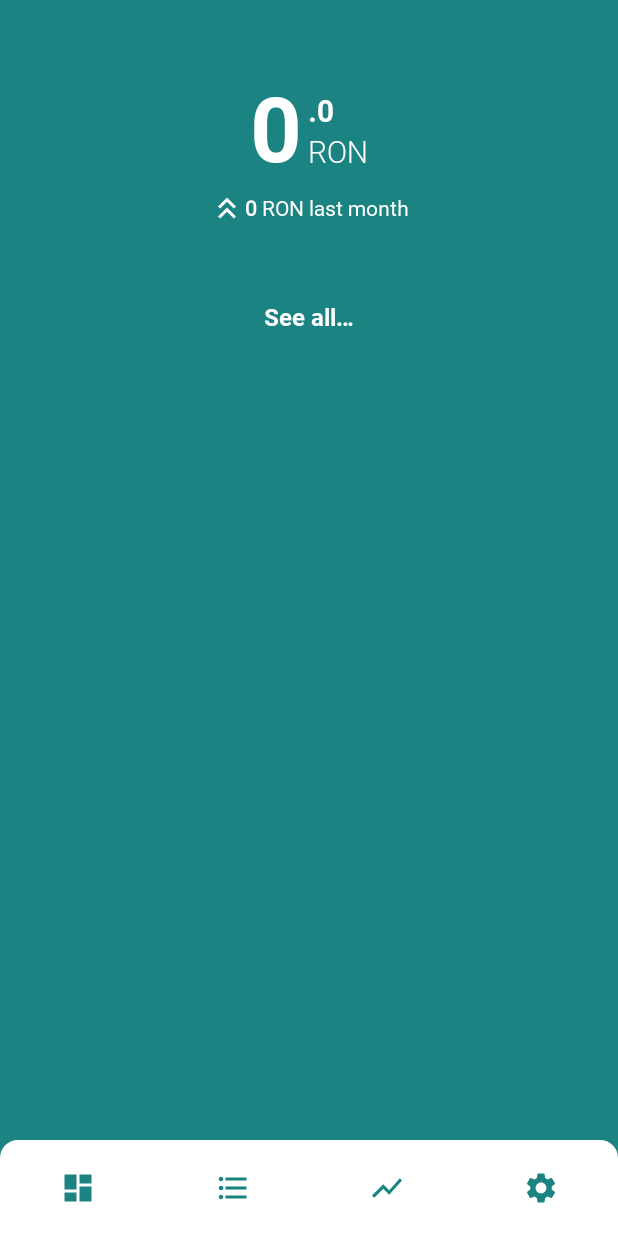
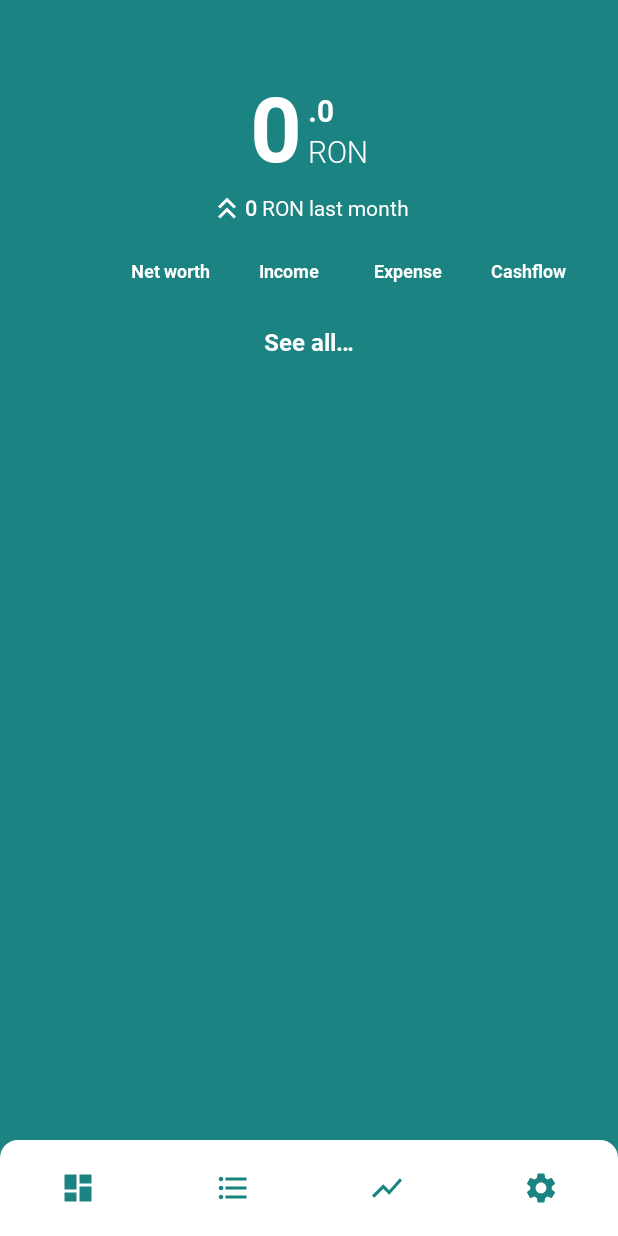
Before and after one commit to alexandru-rotariu-5/Finkeepy, an Android app: the screen it shows after launch (MainActivity), on a phone screen of 412 x 824 dp. Run offline under Robolectric (Android 15) with nearby library versions, the phone set to English and light mode, and no system bars; our stand-ins replace Dagger/Hilt's generated code, Firebase (no records; nobody signed in at launch, a user with empty details on screens opened directly); 2 statements that could not run were skipped.

Commit message:
Implemented record lables

```diff
--- a/app/src/main/java/com/alexrotariu/finkeepy/ui/RecordsAdapter.kt
+++ b/app/src/main/java/com/alexrotariu/finkeepy/ui/RecordsAdapter.kt
@@ -53,6 +53,8 @@ class RecordAdapter(private val limit: Int = 10_000) :
     class RecordViewHolder(private val binding: ItemRecordBinding) :
         RecyclerView.ViewHolder(binding.root) {
 
+        private val dateFormat = SimpleDateFormat("MMM", Locale.getDefault())
+
         fun bind(record: Record, previousNetWorth: Double, isFirstItem: Boolean) {
             binding.llRecordData.background = if (isFirstItem) {
                 ContextCompat.getDrawable(binding.root.context, R.drawable.bg_record_data_white)
@@ -71,8 +73,7 @@ class RecordAdapter(private val limit: Int = 10_000) :
             binding.tvExpense.setTextColor(textColor)
             binding.tvCashflow.setTextColor(textColor)
 
-            binding.tvMonth.text =
-                SimpleDateFormat("MMM", Locale.getDefault()).format(record.timestamp)
+            binding.tvMonth.text = dateFormat.format(record.timestamp)
             binding.tvNetWorth.text = record.netWorth.format()
             binding.tvIncome.text = record.income.format()
             binding.tvExpense.text = record.getExpense(previousNetWorth).format()
--- a/app/src/main/res/layout/fragment_dashboard.xml
+++ b/app/src/main/res/layout/fragment_dashboard.xml
@@ -83,12 +83,24 @@
         app:layout_constraintTop_toBottomOf="@id/clNetWorth"
         tools:text="200 last month" />
 
+    <include
+        android:id="@+id/lRecordsLabels"
+        layout="@layout/header_record_list"
+        android:layout_width="0dp"
+        android:layout_height="wrap_content"
+        android:layout_marginStart="74dp"
+        android:layout_marginTop="24dp"
+        android:layout_marginEnd="20dp"
+        app:layout_constraintEnd_toEndOf="parent"
+        app:layout_constraintStart_toStartOf="parent"
+        app:layout_constraintTop_toBottomOf="@id/tvLastMonthCashflow" />
+
     <androidx.recyclerview.widget.RecyclerView
         android:id="@+id/rvRecords"
         android:layout_width="match_parent"
         android:layout_height="wrap_content"
-        android:layout_marginTop="24dp"
-        app:layout_constraintTop_toBottomOf="@+id/tvLastMonthCashflow"
+        android:layout_marginTop="8dp"
+        app:layout_constraintTop_toBottomOf="@+id/lRecordsLabels"
         tools:itemCount="3"
         tools:listitem="@layout/item_record" />
 
@@ -96,7 +108,7 @@
         android:id="@+id/tvSeeAllRecords"
         android:layout_width="wrap_content"
         android:layout_height="wrap_content"
-        android:layout_marginTop="16dp"
+        android:layout_marginTop="8dp"
         android:background="@drawable/bg_see_more_records"
         android:clickable="true"
         android:focusable="true"
--- a/app/src/main/res/layout/fragment_records.xml
+++ b/app/src/main/res/layout/fragment_records.xml
@@ -7,16 +7,29 @@
     android:background="?attr/colorPrimary"
     tools:context="ui.records.RecordsFragment">
 
+    <include
+        android:id="@+id/lRecordsLabels"
+        layout="@layout/header_record_list"
+        android:layout_width="0dp"
+        android:layout_height="wrap_content"
+        android:layout_marginStart="74dp"
+        android:layout_marginTop="24dp"
+        android:layout_marginEnd="20dp"
+        app:layout_constraintEnd_toEndOf="parent"
+        app:layout_constraintStart_toStartOf="parent"
+        app:layout_constraintTop_toTopOf="parent" />
+
     <androidx.recyclerview.widget.RecyclerView
         android:id="@+id/rvRecords"
         android:layout_width="match_parent"
+        android:layout_height="0dp"
+        android:clipToPadding="false"
+        android:paddingBottom="20dp"
+        android:layout_marginTop="8dp"
+        app:layout_constraintBottom_toBottomOf="parent"
+        app:layout_constraintEnd_toEndOf="parent"
         app:layout_constraintStart_toStartOf="parent"
-        app:layout_constraintEnd_toEndOf="parent"
-        app:layout_constraintTop_toTopOf="parent"
-        app:layout_constraintBottom_toBottomOf="parent"
-        android:layout_height="0dp"
-        android:paddingVertical="20dp"
-        android:clipToPadding="false"
+        app:layout_constraintTop_toBottomOf="@id/lRecordsLabels"
         tools:listitem="@layout/item_record" />
 
 </androidx.constraintlayout.widget.ConstraintLayout>
--- /dev/null
+++ b/app/src/main/res/layout/header_record_list.xml
@@ -0,0 +1,59 @@
+<?xml version="1.0" encoding="utf-8"?>
+<LinearLayout android:id="@+id/llRecordsLabels"
+    android:layout_width="match_parent"
+    android:layout_height="wrap_content"
+    android:layout_weight="1"
+    android:orientation="horizontal"
+    xmlns:android="http://schemas.android.com/apk/res/android"
+    xmlns:tools="http://schemas.android.com/tools">
+
+    <!-- Net Worth -->
+    <TextView
+        android:id="@+id/tvNetWorth"
+        android:layout_width="0dp"
+        android:layout_height="wrap_content"
+        android:layout_weight="1"
+        android:fontFamily="@font/bold"
+        android:text="@string/net_worth"
+        android:textAlignment="center"
+        android:textColor="@color/white"
+        android:textSize="12sp"
+        tools:ignore="NestedWeights" />
+
+    <!-- Income -->
+    <TextView
+        android:id="@+id/tvIncome"
+        android:layout_width="0dp"
+        android:layout_height="wrap_content"
+        android:layout_weight="1"
+        android:fontFamily="@font/bold"
+        android:text="@string/income"
+        android:textAlignment="center"
+        android:textColor="@color/white"
+        android:textSize="12sp" />
+
+    <!-- Expense -->
+    <TextView
+        android:id="@+id/tvExpense"
+        android:layout_width="0dp"
+        android:layout_height="wrap_content"
+        android:layout_weight="1"
+        android:fontFamily="@font/bold"
+        android:text="@string/expense"
+        android:textAlignment="center"
+        android:textColor="@color/white"
+        android:textSize="12sp" />
+
+    <!-- Cash Flow -->
+    <TextView
+        android:id="@+id/tvCashflow"
+        android:layout_width="0dp"
+        android:layout_height="wrap_content"
+        android:layout_weight="1"
+        android:fontFamily="@font/bold"
+        android:text="@string/cashflow"
+        android:textAlignment="center"
+        android:textColor="@color/white"
+        android:textSize="12sp" />
+
+</LinearLayout>
--- a/app/src/main/res/values/strings.xml
+++ b/app/src/main/res/values/strings.xml
@@ -5,6 +5,10 @@
     <string name="currency_ron">RON</string>
     <string name="currency_euro">EUR</string>
     <string name="decimal">.%1$s</string>
+    <string name="net_worth">Net worth</string>
+    <string name="income">Income</string>
+    <string name="expense">Expense</string>
+    <string name="cashflow">Cashflow</string>
 
     <!-- Dashboard -->
     <string name="last_month_cashflow">%1$s RON last month</string>
```
